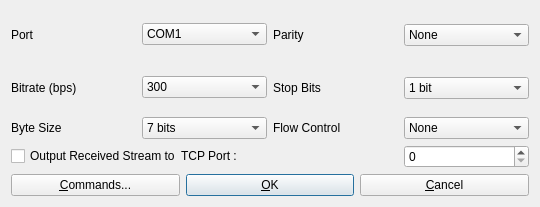
This is app/appcmn_qt/serioptdlg.ui in tomojitakasu/RTKLIB as Qt 5 draws it before an edit. The edited form follows.
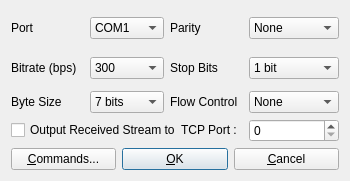
This is the edited form.

```diff
--- a/app/appcmn_qt/serioptdlg.ui
+++ b/app/appcmn_qt/serioptdlg.ui
@@ -6,8 +6,8 @@
    <rect>
     <x>0</x>
     <y>0</y>
-    <width>540</width>
-    <height>207</height>
+    <width>339</width>
+    <height>169</height>
    </rect>
   </property>
   <property name="windowTitle">
```
